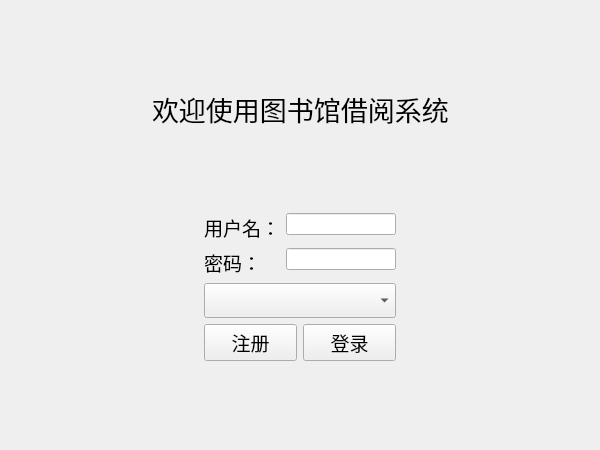
Old version of the form Qt大项目/loginview.ui in the repository ackermanLev1/Qt-test.
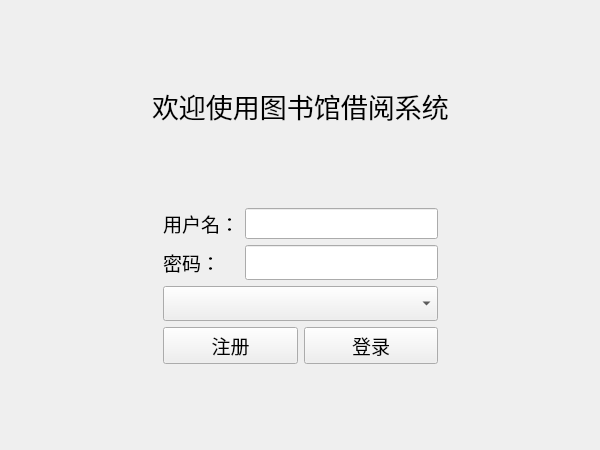
New version of the form.

Patch:
```diff
--- a/Qt大项目/loginview.ui
+++ b/Qt大项目/loginview.ui
@@ -118,7 +118,16 @@
        <item>
         <layout class="QFormLayout" name="formLayout_2">
          <item row="0" column="1">
-          <widget class="QLineEdit" name="leUser"/>
+          <widget class="QLineEdit" name="leUser">
+           <property name="font">
+            <font>
+             <family>Arial</family>
+             <pointsize>14</pointsize>
+             <weight>75</weight>
+             <bold>true</bold>
+            </font>
+           </property>
+          </widget>
          </item>
          <item row="1" column="0">
           <widget class="QLabel" name="lblPwd">
@@ -135,6 +144,12 @@
          </item>
          <item row="1" column="1">
           <widget class="QLineEdit" name="lePwd">
+           <property name="font">
+            <font>
+             <family>Agency FB</family>
+             <pointsize>14</pointsize>
+            </font>
+           </property>
            <property name="echoMode">
             <enum>QLineEdit::Password</enum>
            </property>
```
